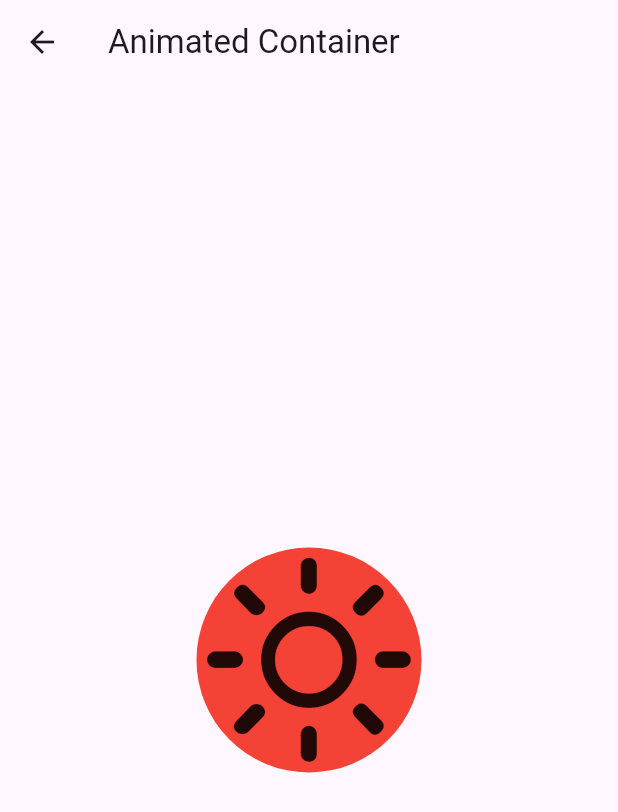
After one commit to AdelDaniel/flutter-animations-helper, a Flutter app: the screen it shows after launch, after a tap on "Animated Container", on a phone screen of 412 x 824 dp. The commit adds this screen. Shown: the top 812 px of the screen. Run offline on Flutter 3.47's test engine with Material 3 defaults, Android fonts, the light colour scheme and no system bars.

Commit message:
Add AnimatedContainerScreen with interactive animations and update MainScreen navigation

```diff
--- a/lib/main_screen.dart
+++ b/lib/main_screen.dart
@@ -6,6 +6,7 @@ import 'package:flutter_animation_helper/screens/explicit_animation_screens/rota
 import 'package:flutter_animation_helper/screens/explicit_animation_screens/size_transition_screen.dart';
 import 'package:flutter_animation_helper/screens/explicit_animation_screens/tween_animation_builder_screen.dart';
 import 'package:flutter_animation_helper/screens/implicit_animation_screens/animated_align_screen.dart';
+import 'package:flutter_animation_helper/screens/implicit_animation_screens/animated_container_screen.dart';
 import 'package:flutter_animation_helper/widgets/navigation_elevated_button.dart';
 
 class MainScreen extends StatefulWidget {
@@ -42,8 +43,8 @@ class _MainScreenState extends State<MainScreen> {
               ),
 
               const NavigationElevatedButton(
-                title: "Tween Animation Builder Align",
-                screenWidget: TweenAnimationBuilderScreen(),
+                title: "Animated Container",
+                screenWidget: AnimatedContainerScreen(),
               ),
 
               ///
--- /dev/null
+++ b/lib/screens/implicit_animation_screens/animated_container_screen.dart
@@ -0,0 +1,62 @@
+import 'package:flutter/cupertino.dart';
+import 'package:flutter/material.dart';
+
+class AnimatedContainerScreen extends StatefulWidget {
+  const AnimatedContainerScreen({super.key});
+
+  @override
+  State<AnimatedContainerScreen> createState() =>
+      _AnimatedContainerScreenState();
+}
+
+class _AnimatedContainerScreenState extends State<AnimatedContainerScreen>
+    with SingleTickerProviderStateMixin {
+  IconData _icon = CupertinoIcons.sun_max;
+
+  @override
+  Widget build(BuildContext context) {
+    return Scaffold(
+      appBar: AppBar(
+        title: const Text('Animated Container'),
+      ),
+      body: InkWell(
+        onTap: () {
+          setState(() {
+            _icon =
+                _isSunIcon ? CupertinoIcons.moon_stars : CupertinoIcons.sun_max;
+          });
+        },
+        child: Stack(
+          alignment: Alignment.center,
+          fit: StackFit.expand,
+          children: <Widget>[
+            Align(
+              alignment: Alignment.center,
+              child: AnimatedContainer(
+                curve: Curves.bounceInOut,
+                duration: const Duration(seconds: 2),
+                decoration: BoxDecoration(
+                  shape: BoxShape.rectangle,
+                  borderRadius: _isSunIcon
+                      ? const BorderRadius.all(Radius.circular(100))
+                      : const BorderRadius.all(Radius.circular(20)),
+                  color: _isSunIcon ? Colors.red : Colors.blue,
+                ),
+                width: _isSunIcon ? 150 : 200,
+                height: _isSunIcon ? 150 : 200,
+                padding:
+                    _isSunIcon ? EdgeInsets.zero : const EdgeInsets.all(20),
+                child: Icon(
+                  _icon,
+                  size: _isSunIcon ? 150 : 100,
+                ),
+              ),
+            ),
+          ],
+        ),
+      ),
+    );
+  }
+
+  bool get _isSunIcon => _icon == CupertinoIcons.sun_max;
+}
```
